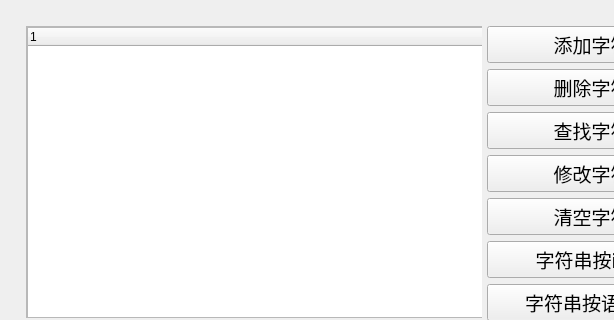
Before: the Qt Designer form InternationalLanguageUi/ui/InternationalLanguageUi.ui in WIND-ROAD-RUN/MedicalHelpAPP, drawn with Qt 5; both pictures show x 0 to 614 and y 0 to 320 of the 743 by 486 pixel window.
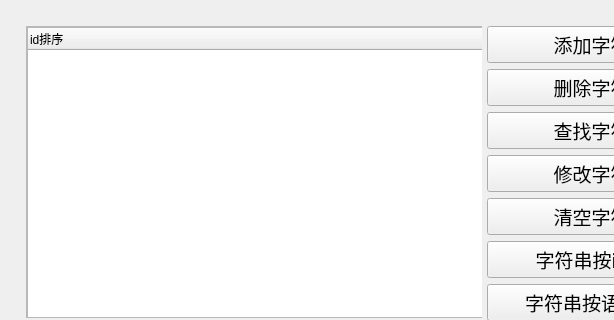
After: the same form once the commit is applied.

```diff
--- a/InternationalLanguageUi/ui/InternationalLanguageUi.ui
+++ b/InternationalLanguageUi/ui/InternationalLanguageUi.ui
@@ -81,7 +81,7 @@
             </property>
             <column>
              <property name="text">
-              <string notr="true">1</string>
+              <string notr="true">id排序</string>
              </property>
             </column>
            </widget>
```
Left out of the diff: 2 changed lines with no effect on the pictures.
